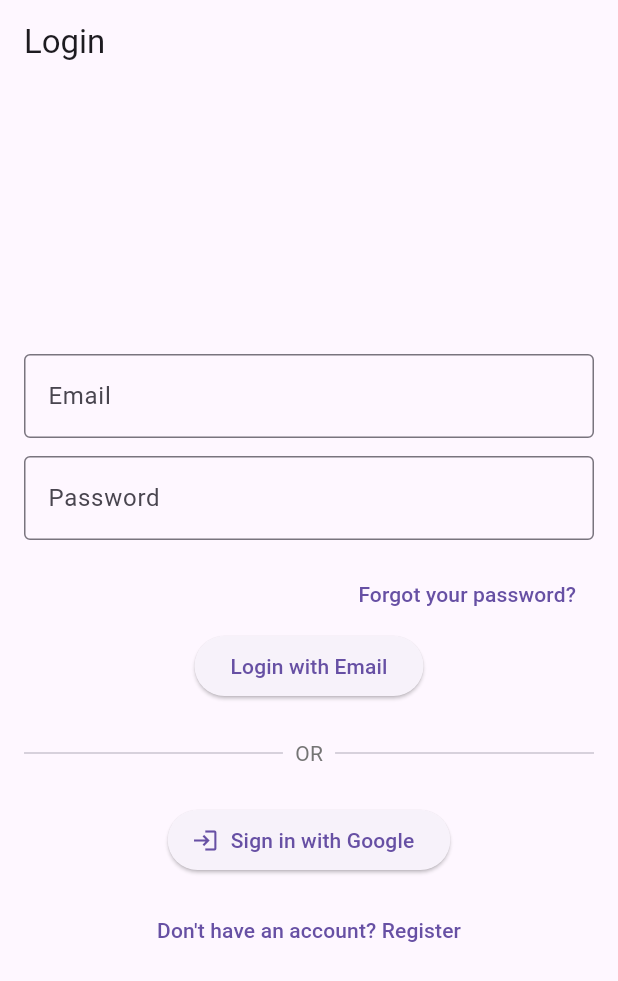
After one commit to elbse/flutter_firebase_activity, a Flutter app: the screen it shows after launch, after a tap on "Sign in with Google", on a phone screen of 412 x 824 dp. The commit adds this screen. Shown: the top 981 px of the screen. Run offline on Flutter 3.47's test engine with Material 3 defaults, Android fonts, the phone set to English and light mode, and no system bars; our stand-ins replace cloud_firestore, firebase_auth, firebase_core, google_sign_in, image_picker; missing offline and left inert: cloudinary_public; accounts and stored records are empty; network calls fail.

Commit message:
login page

```diff
--- /dev/null
+++ b/lib/auth_service.dart
@@ -0,0 +1,71 @@
+import 'package:firebase_auth/firebase_auth.dart';
+import 'package:google_sign_in/google_sign_in.dart';
+import 'package:flutter/foundation.dart' show debugPrint, kIsWeb;
+
+class AuthService {
+  final FirebaseAuth _auth = FirebaseAuth.instance;
+  final GoogleSignIn? _googleSignIn = kIsWeb ? null : GoogleSignIn();
+
+  // GOOGLE SIGN-IN
+  Future<User?> signInWithGoogle() async {
+    if (kIsWeb) {
+      GoogleAuthProvider googleProvider = GoogleAuthProvider();
+      UserCredential userCredential =
+          await _auth.signInWithPopup(googleProvider);
+      return userCredential.user;
+    } else {
+      final googleUser = await _googleSignIn!.signIn();
+      if (googleUser == null) return null;
+
+      final googleAuth = await googleUser.authentication;
+      final credential = GoogleAuthProvider.credential(
+        accessToken: googleAuth.accessToken,
+        idToken: googleAuth.idToken,
+      );
+      return (await _auth.signInWithCredential(credential)).user;
+    }
+  }
+
+  // EMAIL/PASSWORD REGISTER
+  Future<User?> registerWithEmail(String email, String password) async {
+    try {
+      final userCredential = await _auth.createUserWithEmailAndPassword(
+        email: email,
+        password: password,
+      );
+      return userCredential.user;
+    } catch (e) {
+      debugPrint("Registration error: $e");
+      return null;
+    }
+  }
+
+  // EMAIL/PASSWORD LOGIN
+  Future<User?> signInWithEmail(String email, String password) async {
+    try {
+      final userCredential = await _auth.signInWithEmailAndPassword(
+        email: email,
+        password: password,
+      );
+      return userCredential.user;
+    } catch (e) {
+      debugPrint("Login error: $e");
+      return null;
+    }
+  }
+
+  // SEND PASSWORD RESET EMAIL
+  Future<void> sendPasswordResetEmail(String email) {
+    return _auth.sendPasswordResetEmail(email: email.trim());
+  }
+
+  // SIGN OUT
+  Future<void> signOut() async {
+    if (!kIsWeb) {
+      await _googleSignIn?.signOut();
+    }
+    await _auth.signOut();
+  }
+
+  Stream<User?> get userStream => _auth.authStateChanges();
+}
--- /dev/null
+++ b/lib/login_page.dart
@@ -0,0 +1,177 @@
+import 'package:flutter/material.dart';
+import 'package:firebase_auth/firebase_auth.dart';
+import 'auth_service.dart';
+import 'home_page.dart';
+import 'register_page.dart';
+
+class LoginPage extends StatefulWidget {
+  const LoginPage({super.key});
+
+  @override
+  State<LoginPage> createState() => _LoginPageState();
+}
+
+class _LoginPageState extends State<LoginPage> {
+  final AuthService auth = AuthService();
+  final TextEditingController emailCtrl = TextEditingController();
+  final TextEditingController passwordCtrl = TextEditingController();
+  bool loading = false;
+
+  @override
+  void dispose() {
+    emailCtrl.dispose();
+    passwordCtrl.dispose();
+    super.dispose();
+  }
+
+  Future<void> _sendPasswordResetEmail() async {
+    final email = emailCtrl.text.trim();
+    final messenger = ScaffoldMessenger.of(context);
+
+    if (email.isEmpty) {
+      messenger.showSnackBar(
+        const SnackBar(content: Text("Enter your email address first.")),
+      );
+      return;
+    }
+
+    setState(() => loading = true);
+    try {
+      await auth.sendPasswordResetEmail(email);
+      if (!mounted) return;
+      messenger.showSnackBar(
+        const SnackBar(
+          content: Text("If an account exists for that email, a password reset link has been sent."),
+        ),
+      );
+    } on FirebaseAuthException catch (error) {
+      if (!mounted) return;
+      final message = switch (error.code) {
+        "invalid-email" => "Enter a valid email address.",
+        "too-many-requests" => "Too many attempts. Please try again later.",
+        _ => "Could not send the password reset email. Please try again.",
+      };
+      messenger.showSnackBar(SnackBar(content: Text(message)));
+    } finally {
+      if (mounted) setState(() => loading = false);
+    }
+  }
+
+  @override
+  Widget build(BuildContext context) {
+    return Scaffold(
+      appBar: AppBar(title: const Text("Login")),
+      body: Center(
+        child: SingleChildScrollView(
+          padding: const EdgeInsets.all(16),
+          child: Column(
+            mainAxisSize: MainAxisSize.min,
+            children: [
+              // --- Email Login ---
+              TextField(
+                controller: emailCtrl,
+                decoration: const InputDecoration(
+                  labelText: "Email",
+                  border: OutlineInputBorder(),
+                ),
+              ),
+              const SizedBox(height: 12),
+              TextField(
+                controller: passwordCtrl,
+                obscureText: true,
+                decoration: const InputDecoration(
+                  labelText: "Password",
+                  border: OutlineInputBorder(),
+                ),
+              ),
+              const SizedBox(height: 12),
+              Align(
+                alignment: Alignment.centerRight,
+                child: TextButton(
+                  onPressed: loading ? null : _sendPasswordResetEmail,
+                  child: const Text("Forgot your password?"),
+                ),
+              ),
+              ElevatedButton(
+                child: loading
+                    ? const CircularProgressIndicator(color: Colors.white)
+                    : const Text("Login with Email"),
+                onPressed: () async {
+                  final navigator = Navigator.of(context);
+                  final messenger = ScaffoldMessenger.of(context);
+                  setState(() => loading = true);
+                  final user = await auth.signInWithEmail(
+                      emailCtrl.text, passwordCtrl.text);
+                  if (!mounted) return;
+                  setState(() => loading = false);
+
+                  if (user != null) {
+                    if (!user.emailVerified) {
+                      messenger.showSnackBar(
+                        const SnackBar(
+                          content: Text(
+                              "Please verify your email before logging in."),
+                        ),
+                      );
+                    } else {
+                      navigator.pushReplacement(
+                        MaterialPageRoute(builder: (_) => HomePage()),
+                      );
+                    }
+                  } else {
+                    messenger.showSnackBar(
+                      const SnackBar(
+                          content: Text("Invalid email or password")),
+                    );
+                  }
+                },
+              ),
+              const SizedBox(height: 24),
+              Row(
+                children: [
+                  const Expanded(child: Divider()),
+                  Padding(
+                    padding:
+                        const EdgeInsets.symmetric(horizontal: 8),
+                    child: Text("OR",
+                        style: TextStyle(color: Colors.grey[600])),
+                  ),
+                  const Expanded(child: Divider()),
+                ],
+              ),
+              const SizedBox(height: 24),
+              ElevatedButton.icon(
+                icon: const Icon(Icons.login),
+                label: const Text("Sign in with Google"),
+                onPressed: () async {
+                  final navigator = Navigator.of(context);
+                  setState(() => loading = true);
+                  final user = await auth.signInWithGoogle();
+                  if (!mounted) return;
+                  setState(() => loading = false);
+
+                  if (user != null) {
+                    navigator.pushReplacement(
+                      MaterialPageRoute(builder: (_) => HomePage()),
+                    );
+                  }
+                },
+              ),
+              const SizedBox(height: 12),
+              TextButton(
+                child: const Text("Don't have an account? Register"),
+                onPressed: () {
+                  Navigator.push(
+                    context,
+                    MaterialPageRoute(
+                        builder: (_) => const RegisterPage()),
+                  );
+                },
+              ),
+            ],
+          ),
+        ),
+      ),
+    );
+  }
+}
--- a/lib/main.dart
+++ b/lib/main.dart
@@ -1,11 +1,13 @@
+import 'package:firebase_auth/firebase_auth.dart';
 import 'package:flutter/material.dart';
 import 'package:firebase_core/firebase_core.dart';
+import 'auth_service.dart';
 import 'home_page.dart';
+import 'login_page.dart';
 import 'firebase_options.dart';
 
 void main() async {
   WidgetsFlutterBinding.ensureInitialized();
-
   await Firebase.initializeApp(
     options: DefaultFirebaseOptions.currentPlatform,
   );
@@ -13,20 +15,32 @@ void main() async {
   runApp(const MyApp());
 }
 
-
 class MyApp extends StatelessWidget {
   const MyApp({super.key});
 
-  // This widget is the root of your application.
   @override
   Widget build(BuildContext context) {
     return MaterialApp(
       debugShowCheckedModeBanner: false,
-      title: 'Firebase CRUD',
+      title: 'Firebase CRUD App',
       theme: ThemeData(
         primarySwatch: Colors.teal,
       ),
-      home: HomePage(),
+      home: StreamBuilder<User?>(
+        stream: AuthService().userStream,
+        builder: (context, snapshot) {
+          if (snapshot.connectionState == ConnectionState.waiting) {
+            return const Scaffold(
+              body: Center(child: CircularProgressIndicator()),
+            );
+          }
+          if (snapshot.hasData) {
+            return HomePage();
+          } else {
+            return const LoginPage();
+          }
+        },
+      ),
     );
   }
 }
--- a/pubspec.yaml
+++ b/pubspec.yaml
@@ -32,6 +32,10 @@ dependencies:
     sdk: flutter
   firebase_core: ^3.0.0
   cloud_firestore: ^5.0.0
+  firebase_auth: ^5.0.0
+  google_sign_in: ^6.1.0
+  cloudinary_public: ^0.23.1
+  image_picker: ^1.2.4
 
   # The following adds the Cupertino Icons font to your application.
   # Use with the CupertinoIcons class for iOS style icons.
```
Also changed, not shown: lib/crud_service.dart (+49 -14 lines), lib/home_page.dart (+170 -107 lines), lib/register_page.dart (added, +106 -0 lines), lib/firebase_options.dart, pubspec.lock, 9 other files.
